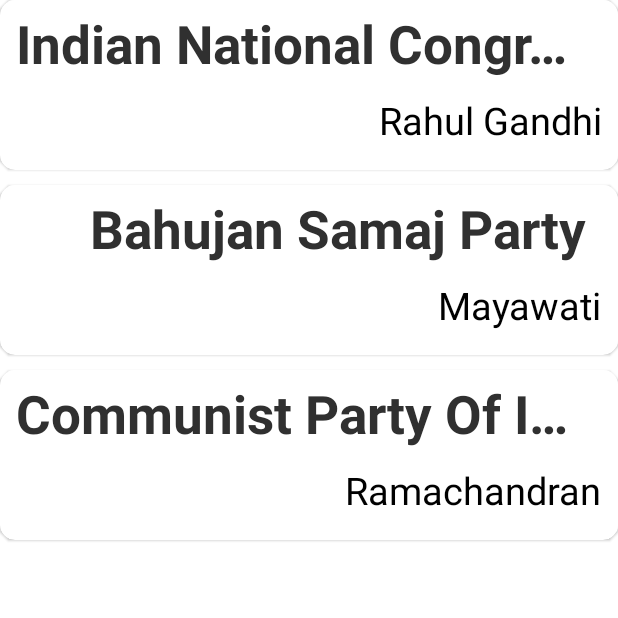
After one commit to raghav312/GoVote, an Android app: the VotePage screen opened directly, with no data from a screen before it, on a phone screen of 412 x 824 dp, the top half of it. The commit adds this screen. Run offline under Robolectric (Android 15) with nearby library versions, the phone set to English and light mode, and no system bars; 1 statement that could not run was skipped.

Commit message:
homepage change

```diff
--- a/app/src/main/AndroidManifest.xml
+++ b/app/src/main/AndroidManifest.xml
@@ -9,12 +9,11 @@
         android:roundIcon="@mipmap/ic_launcher_round"
         android:supportsRtl="true"
         android:theme="@style/Theme.GoVote">
-
-        <activity android:name=".AddhaarVoterAuthenticator"
+        <activity android:name=".VotePage"></activity>
+        <activity
+            android:name=".AddhaarVoterAuthenticator"
             android:screenOrientation="portrait"
-            android:theme="@style/Theme.AppCompat.Light.NoActionBar"
-            />
-
+            android:theme="@style/Theme.AppCompat.Light.NoActionBar" />
         <activity
             android:name=".MainActivity"
             android:screenOrientation="portrait"
--- a/app/src/main/java/com/example/govote/AddhaarVoterAuthenticator.kt
+++ b/app/src/main/java/com/example/govote/AddhaarVoterAuthenticator.kt
@@ -1,13 +1,28 @@
 package com.example.govote
 
+import android.content.Intent
 import androidx.appcompat.app.AppCompatActivity
 import android.os.Bundle
 import androidx.core.content.ContextCompat
+import kotlinx.android.synthetic.main.activity_addhaar_voter_authenticator.*
+import kotlin.math.log
 
 class AddhaarVoterAuthenticator : AppCompatActivity() {
     override fun onCreate(savedInstanceState: Bundle?) {
         super.onCreate(savedInstanceState)
         setContentView(R.layout.activity_addhaar_voter_authenticator)
         window.statusBarColor = ContextCompat.getColor(this, R.color.white)
+
+
+        VerifyText.setOnClickListener {
+            val intent = Intent(this,VotePage::class.java)
+            startActivity(intent)
+        }
+
+
+
+
+
+
     }
 }
--- /dev/null
+++ b/app/src/main/java/com/example/govote/Party.kt
@@ -0,0 +1,33 @@
+package com.example.govote
+
+data class Party (
+        val partyName:String,
+        val Candidate:String
+        ){
+
+    companion object{
+
+        @JvmField
+        val Party_Names= arrayOf("Bharatiya Janata Party","Indian National Congress","Bahujan Samaj Party","Communist Party Of India")
+        @JvmField
+        val Candidates_Names= arrayOf("Narendra Modi","Rahul Gandhi","Mayawati","Ramachandran")
+        @JvmStatic
+        fun getParty():ArrayList<Party>{
+
+            val PartyArray=ArrayList<Party>(4)
+            for(i in 1..4){
+                PartyArray.add(Party(Party_Names[i], Candidates_Names[i]))
+            }
+
+
+            return PartyArray
+
+        }
+
+
+
+
+    }
+
+
+}
--- /dev/null
+++ b/app/src/main/java/com/example/govote/PartyAdapter.kt
@@ -0,0 +1,35 @@
+package com.example.govote
+
+import android.view.LayoutInflater
+import android.view.View
+import android.view.ViewGroup
+import androidx.recyclerview.widget.RecyclerView
+import kotlinx.android.synthetic.main.list_item_party.view.*
+
+class PartyAdapter(val Parties:ArrayList<Party>): RecyclerView.Adapter<PartyAdapter.PartyViewHolder>() {
+
+
+
+
+    override fun onCreateViewHolder(parent: ViewGroup, viewType: Int): PartyViewHolder {
+        val itemView =LayoutInflater.from(parent.context).inflate(
+                R.layout.list_item_party,parent,false
+        )
+        return PartyViewHolder(itemView)
+    }
+
+    override fun onBindViewHolder(holder: PartyViewHolder, position: Int) {
+
+        holder.itemView.PartyNameText.text=Parties[position].partyName
+        holder.itemView.CandidiateNameText.text=Parties[position].Candidate
+
+    }
+
+    override fun getItemCount(): Int {
+        return Parties.size
+    }
+
+    class PartyViewHolder(itemView:View): RecyclerView.ViewHolder(itemView)
+
+
+}
--- /dev/null
+++ b/app/src/main/java/com/example/govote/VotePage.kt
@@ -0,0 +1,21 @@
+package com.example.govote
+
+import androidx.appcompat.app.AppCompatActivity
+import android.os.Bundle
+import androidx.recyclerview.widget.LinearLayoutManager
+import kotlinx.android.synthetic.main.activity_vote_page.*
+
+class VotePage : AppCompatActivity() {
+    override fun onCreate(savedInstanceState: Bundle?) {
+        super.onCreate(savedInstanceState)
+        setContentView(R.layout.activity_vote_page)
+
+    val parties=Party.getParty()
+        val PartyAdapter=PartyAdapter(parties)
+
+        rvCandidates.layoutManager=LinearLayoutManager(this)
+        rvCandidates.adapter=PartyAdapter
+
+
+    }
+}
--- a/app/src/main/res/layout/activity_addhaar_voter_authenticator.xml
+++ b/app/src/main/res/layout/activity_addhaar_voter_authenticator.xml
@@ -127,6 +127,7 @@
 
         <TextView
 
+            android:id="@+id/VerifyText"
             android:letterSpacing="0.2"
             android:layout_width="wrap_content"
             android:layout_height="wrap_content"
--- /dev/null
+++ b/app/src/main/res/layout/activity_vote_page.xml
@@ -0,0 +1,15 @@
+<?xml version="1.0" encoding="utf-8"?>
+<androidx.constraintlayout.widget.ConstraintLayout xmlns:android="http://schemas.android.com/apk/res/android"
+    xmlns:app="http://schemas.android.com/apk/res-auto"
+    xmlns:tools="http://schemas.android.com/tools"
+    android:layout_width="match_parent"
+    android:layout_height="match_parent"
+    tools:context=".VotePage">
+
+    <androidx.recyclerview.widget.RecyclerView
+        android:id="@+id/rvCandidates"
+        android:layout_width="match_parent"
+        android:layout_height="match_parent"
+        />
+
+</androidx.constraintlayout.widget.ConstraintLayout>
--- /dev/null
+++ b/app/src/main/res/layout/list_item_party.xml
@@ -0,0 +1,72 @@
+<?xml version="1.0" encoding="utf-8"?>
+<com.google.android.material.card.MaterialCardView xmlns:android="http://schemas.android.com/apk/res/android"
+    xmlns:app="http://schemas.android.com/apk/res-auto"
+    android:layout_width="match_parent"
+    android:layout_height="wrap_content"
+    android:padding="10dp"
+    xmlns:tools="http://schemas.android.com/tools"
+    android:layout_marginBottom="10dp"
+    android:elevation="10dp"
+    app:cardCornerRadius="10dp">
+
+    <View
+        android:id="@+id/viewColorTag"
+        android:layout_width="match_parent"
+        android:layout_height="match_parent" />
+
+    <RelativeLayout
+        android:layout_width="match_parent"
+        android:layout_height="wrap_content"
+        android:layout_marginBottom="5dp"
+        android:layout_marginStart="5dp"
+        android:background="@android:color/white"
+        android:paddingBottom="5dp">
+
+        <RelativeLayout
+            android:layout_width="match_parent"
+            android:layout_height="wrap_content"
+            android:layout_marginEnd="5dp"
+            android:background="?android:attr/selectableItemBackground"
+            android:padding="5dp">
+
+
+            <TextView
+                android:id="@+id/PartyNameText"
+                android:layout_width="wrap_content"
+                android:layout_height="wrap_content"
+                android:layout_alignParentStart="false"
+                android:layout_alignParentEnd="true"
+                android:layout_marginEnd="10dp"
+                android:ellipsize="end"
+                android:maxLines="1"
+                tools:text="Task Title"
+                android:textColor="#303030"
+                android:textSize="35sp"
+                android:textStyle="bold" />
+
+
+            <TextView
+                android:id="@+id/CandidiateNameText"
+                android:layout_width="wrap_content"
+                android:layout_height="wrap_content"
+                android:layout_alignParentEnd="true"
+                android:layout_below="@+id/PartyNameText"
+                android:layout_marginTop="10dp"
+                android:ellipsize="end"
+                android:maxLines="1"
+                tools:text="Task Subtitle"
+                android:textColor="@android:color/black"
+                android:textSize="25sp" />
+
+
+
+
+
+
+
+
+        </RelativeLayout>
+
+    </RelativeLayout>
+
+</com.google.android.material.card.MaterialCardView>
```
